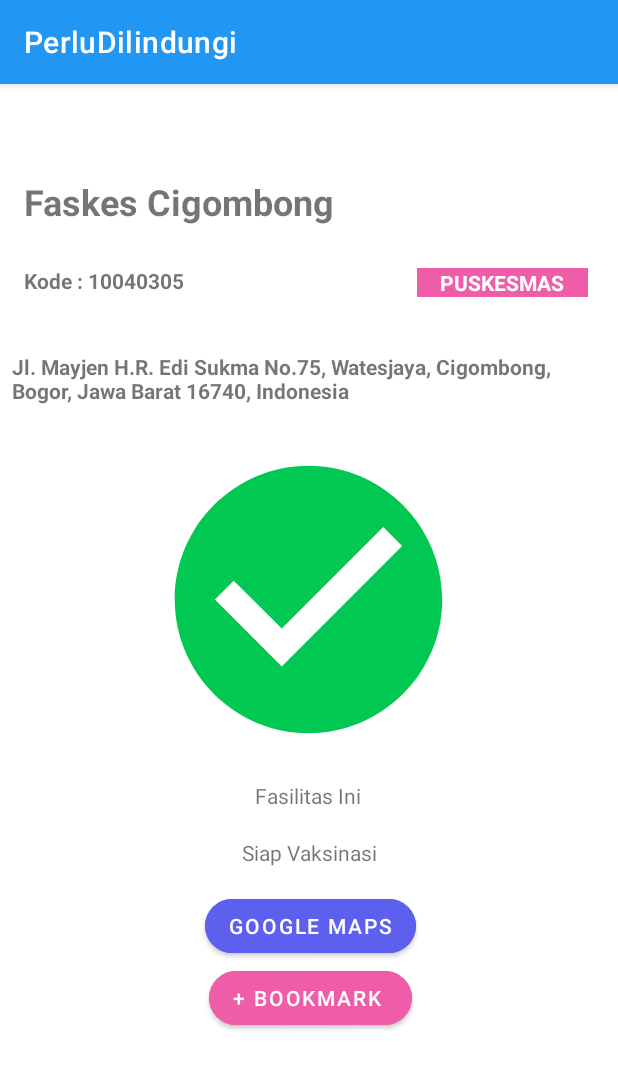
After one commit to marcellof23/Android-App-PerduliLindungi, an Android app: the DetailFaskesActivity screen opened directly, with no data from a screen before it, on a phone screen of 412 x 824 dp. The commit adds this screen. Shown: the top 1069 px of the screen. Run offline under Robolectric (Android 15) with nearby library versions, the phone set to English and light mode, and no system bars.

Commit message:
add bind view onclick

```diff
--- a/app/src/main/AndroidManifest.xml
+++ b/app/src/main/AndroidManifest.xml
@@ -15,6 +15,12 @@
         android:roundIcon="@mipmap/ic_launcher_round"
         android:supportsRtl="true"
         android:theme="@style/Theme.PerluDilindungi">
+        <activity
+            android:name=".ui.bookmark.DetailFaskesActivity"
+            android:exported="true" />
+        <activity
+            android:name=".DetailFaskes"
+            android:exported="true" />
         <activity
             android:name=".ui.news.NewsActivity"
             android:exported="true" />
--- a/app/src/main/java/com/example/perludilindungi/adapter/Adapter.kt
+++ b/app/src/main/java/com/example/perludilindungi/adapter/Adapter.kt
@@ -12,14 +12,9 @@ import com.example.perludilindungi.models.faskes.FaskesItem
 import com.example.perludilindungi.ui.bookmark.FaskesDetailFragment
 import kotlinx.android.synthetic.main.list_bookmark.view.*
 
-import android.widget.TextView
-
-
-
-
 class FaskesAdapter(private val list:ArrayList<FaskesItem?>) : RecyclerView.Adapter<FaskesAdapter.Holder>(){
     override fun onCreateViewHolder(parent: ViewGroup, viewType: Int): Holder {
-        return Holder(LayoutInflater.from(parent.context).inflate(com.example.perludilindungi.R.layout.list_bookmark,parent,false))
+        return Holder(LayoutInflater.from(parent.context).inflate(R.layout.list_bookmark,parent,false))
     }
 
     override fun onBindViewHolder(holder: Holder, position: Int) {
@@ -28,10 +23,18 @@ class FaskesAdapter(private val list:ArrayList<FaskesItem?>) : RecyclerView.Adap
         holder.view.FaskesName.text = list?.get(position)?.name
         holder.view.FaskesType.text = list?.get(position)?.type
         holder.view.FaskesNumber.text = list?.get(position)?.number
+        holder.itemView.setOnClickListener(object :View.OnClickListener{
+            override fun onClick(v: View?) {
+                val activity = holder.view.context as AppCompatActivity
+                val detailFaskesDetailFragment =  FaskesDetailFragment()
+                activity.supportFragmentManager.beginTransaction().replace(R.id.recycler_view_bookmark, detailFaskesDetailFragment).addToBackStack(null).commit()
+            }
+        })
         Log.d("position", position.toString())
     }
 
     override fun getItemCount(): Int = list?.size
 
+
     class Holder(val view: View) : RecyclerView.ViewHolder(view)
 }
--- a/app/src/main/java/com/example/perludilindungi/ui/bookmark/BookmarkFragment.kt
+++ b/app/src/main/java/com/example/perludilindungi/ui/bookmark/BookmarkFragment.kt
@@ -33,10 +33,7 @@ class BookmarkFragment : Fragment() {
 
     private lateinit var bookmarkViewModel: BookmarkViewModel
     private var _binding: FragmentBookmarkBinding? = null
-
-    val list = ArrayList<Users>()
     val listFaskes = ArrayList<FaskesItem?>()
-    private lateinit var faskesAdapter: FaskesAdapter
 
     // This property is only valid between onCreateView and
     // onDestroyView.
--- /dev/null
+++ b/app/src/main/java/com/example/perludilindungi/ui/bookmark/DetailFaskesActivity.kt
@@ -0,0 +1,12 @@
+package com.example.perludilindungi.ui.bookmark
+
+import androidx.appcompat.app.AppCompatActivity
+import android.os.Bundle
+import com.example.perludilindungi.R
+
+class DetailFaskesActivity : AppCompatActivity() {
+    override fun onCreate(savedInstanceState: Bundle?) {
+        super.onCreate(savedInstanceState)
+        setContentView(R.layout.activity_detail_faskes)
+    }
+}
--- /dev/null
+++ b/app/src/main/res/layout/activity_detail_faskes.xml
@@ -0,0 +1,129 @@
+<?xml version="1.0" encoding="utf-8"?>
+<androidx.constraintlayout.widget.ConstraintLayout xmlns:android="http://schemas.android.com/apk/res/android"
+    xmlns:app="http://schemas.android.com/apk/res-auto"
+    xmlns:tools="http://schemas.android.com/tools"
+    android:layout_width="match_parent"
+    android:layout_height="match_parent">
+
+    <TextView
+        android:id="@+id/faskesDetailName"
+        android:layout_width="wrap_content"
+        android:layout_height="wrap_content"
+        android:text="Faskes Cigombong"
+        android:textSize="24sp"
+        android:textStyle="bold"
+        app:layout_constraintBottom_toBottomOf="parent"
+        app:layout_constraintEnd_toEndOf="parent"
+        app:layout_constraintHorizontal_bias="0.078"
+        app:layout_constraintStart_toStartOf="parent"
+        app:layout_constraintTop_toTopOf="parent"
+        app:layout_constraintVertical_bias="0.084" />
+
+    <TextView
+        android:id="@+id/faskesDetailCode"
+        android:layout_width="wrap_content"
+        android:layout_height="wrap_content"
+        android:text="Kode : 10040305"
+        android:textStyle="bold"
+        app:layout_constraintBottom_toBottomOf="parent"
+        app:layout_constraintEnd_toEndOf="parent"
+        app:layout_constraintHorizontal_bias="0.052"
+        app:layout_constraintStart_toStartOf="parent"
+        app:layout_constraintTop_toBottomOf="@+id/faskesDetailName"
+        app:layout_constraintVertical_bias="0.041" />
+
+
+    <TextView
+        android:id="@+id/faskesDetailFasilitasIni"
+        android:layout_width="wrap_content"
+        android:layout_height="wrap_content"
+        android:text="Fasilitas Ini"
+        app:layout_constraintBottom_toBottomOf="parent"
+        app:layout_constraintEnd_toEndOf="parent"
+        app:layout_constraintHorizontal_bias="0.498"
+        app:layout_constraintStart_toStartOf="parent"
+        app:layout_constraintTop_toBottomOf="@+id/faskesDetailImage"
+        app:layout_constraintVertical_bias="0.0" />
+
+    <TextView
+        android:id="@+id/faskesDetailStatus"
+        android:layout_width="wrap_content"
+        android:layout_height="wrap_content"
+        android:text="Siap Vaksinasi"
+        app:layout_constraintBottom_toBottomOf="parent"
+        app:layout_constraintEnd_toEndOf="parent"
+        app:layout_constraintStart_toStartOf="parent"
+        app:layout_constraintTop_toBottomOf="@+id/faskesDetailFasilitasIni"
+        app:layout_constraintVertical_bias="0.07" />
+
+    <TextView
+        android:id="@+id/faskesDetailAddress"
+        android:layout_width="wrap_content"
+        android:layout_height="wrap_content"
+        android:paddingStart="8dp"
+        android:paddingEnd="12dp"
+        android:text="Jl. Mayjen H.R. Edi Sukma No.75, Watesjaya, Cigombong, Bogor, Jawa Barat 16740, Indonesia"
+        android:textStyle="bold"
+        app:layout_constraintBottom_toBottomOf="parent"
+        app:layout_constraintEnd_toEndOf="parent"
+        app:layout_constraintHorizontal_bias="0.0"
+        app:layout_constraintStart_toStartOf="parent"
+        app:layout_constraintTop_toBottomOf="@+id/faskesDetailName"
+        app:layout_constraintVertical_bias="0.132" />
+
+    <TextView
+        android:id="@+id/faskesDetailType"
+        android:layout_width="wrap_content"
+        android:layout_height="wrap_content"
+        android:background="#EF5DA8"
+        android:paddingHorizontal="15dp"
+        android:text="PUSKESMAS"
+        android:textColor="#FFFFFF"
+        android:textStyle="bold"
+        app:layout_constraintBottom_toBottomOf="parent"
+        app:layout_constraintEnd_toEndOf="parent"
+        app:layout_constraintHorizontal_bias="0.886"
+        app:layout_constraintStart_toEndOf="@+id/faskesDetailCode"
+        app:layout_constraintTop_toTopOf="parent"
+        app:layout_constraintVertical_bias="0.164" />
+
+    <ImageView
+        android:id="@+id/faskesDetailImage"
+        android:layout_width="214dp"
+        android:layout_height="242dp"
+        app:layout_constraintBottom_toBottomOf="parent"
+        app:layout_constraintEnd_toEndOf="parent"
+        app:layout_constraintHorizontal_bias="0.497"
+        app:layout_constraintStart_toStartOf="parent"
+        app:layout_constraintTop_toTopOf="parent"
+        app:layout_constraintVertical_bias="0.423"
+        app:srcCompat="@drawable/check_circle_green" />
+
+    <Button
+        android:id="@+id/button"
+        android:layout_width="wrap_content"
+        android:layout_height="wrap_content"
+        android:backgroundTint="#5D5FEF"
+        android:text="Google Maps"
+        app:cornerRadius="20dp"
+        app:layout_constraintBottom_toBottomOf="parent"
+        app:layout_constraintEnd_toEndOf="parent"
+        app:layout_constraintHorizontal_bias="0.504"
+        app:layout_constraintStart_toStartOf="parent"
+        app:layout_constraintTop_toBottomOf="@+id/faskesDetailStatus"
+        app:layout_constraintVertical_bias="0.078" />
+
+    <Button
+        android:id="@+id/button2"
+        android:layout_width="wrap_content"
+        android:layout_height="wrap_content"
+        android:backgroundTint="#EF5DA8"
+        android:text="+ Bookmark "
+        app:cornerRadius="20dp"
+        app:layout_constraintBottom_toBottomOf="parent"
+        app:layout_constraintEnd_toEndOf="parent"
+        app:layout_constraintHorizontal_bias="0.504"
+        app:layout_constraintStart_toStartOf="parent"
+        app:layout_constraintTop_toBottomOf="@+id/button"
+        app:layout_constraintVertical_bias="0.0" />
+</androidx.constraintlayout.widget.ConstraintLayout>
```
Also changed, not shown: app/src/main/java/com/example/perludilindungi/adapter/AdapterFaskes.kt (added, +64 -0 lines), app/src/main/java/com/example/perludilindungi/adapter/AdapterLocation.kt (deleted, +0 -27 lines).
